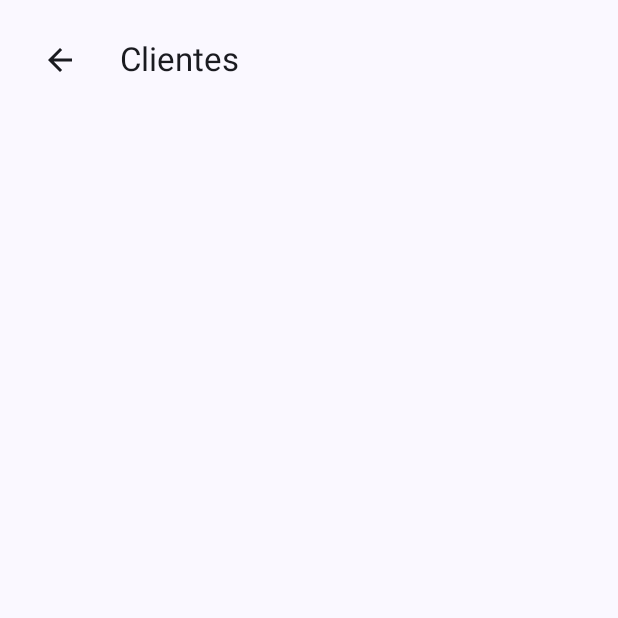
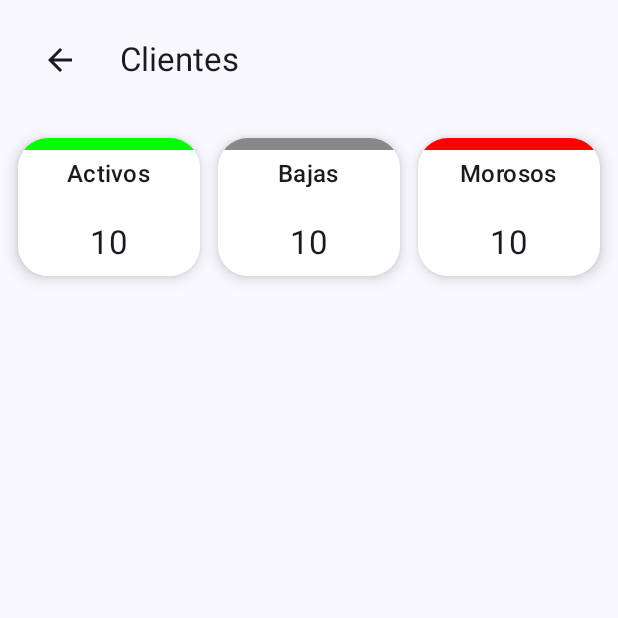
Before and after one commit to Rober-Car/ClientesGestor, an Android app built with Jetpack Compose: the ClientesScreen screen opened through its navigation route, on a phone screen of 412 x 824 dp, the top half of it. Before the commit the part shown is almost empty. Run offline under Robolectric (Android 15) with nearby library versions, the light colour scheme and no system bars.

Commit message:
Diseñando la interfaz

```diff
--- a/app/src/main/java/com/roberto/clientesgestor/ui/clientes/ClientesScreen.kt
+++ b/app/src/main/java/com/roberto/clientesgestor/ui/clientes/ClientesScreen.kt
@@ -19,9 +19,12 @@ import androidx.compose.material3.Text
 import androidx.compose.runtime.Composable
 import androidx.compose.ui.Alignment
 import androidx.compose.ui.Modifier
+import androidx.compose.ui.graphics.Color
 import androidx.compose.ui.unit.dp
 import androidx.navigation.NavController
 import androidx.navigation.NavHostController
+import com.roberto.clientesgestor.navigation.Routes
+import com.roberto.clientesgestor.ui.components.ResumenCard
 
 
 /**
@@ -118,6 +121,48 @@ fun ClientesScreen(
         }
 
 
+            Row(
+                modifier = Modifier
+                    .fillMaxWidth()
+                    .padding(6.dp)
+
+            ) {
+
+                ResumenCard(
+                    "Activos",
+                    10,
+                    Color.Green,
+                    onClick = {
+                        },
+                    modifier = Modifier
+                        .weight(1f)
+                        .padding( 6.dp)
+                )
+
+                ResumenCard(
+                    "Bajas",
+                    10,
+                    color = Color.Gray,
+                    onClick = {
+                        },
+                    modifier = Modifier
+                        .weight(1f)
+                        .padding(6.dp)
+                )
+
+
+                ResumenCard(
+                    "Morosos",
+                    10,
+                    color = Color.Red,
+                    onClick = {
+                       },
+                    modifier = Modifier
+                        .weight(1f)
+                        .padding(  6.dp)
+                )
+            }
+
        }
 
         }
--- /dev/null
+++ b/app/src/main/java/com/roberto/clientesgestor/ui/components/ResumenCard.kt
@@ -0,0 +1,88 @@
+package com.roberto.clientesgestor.ui.components
+
+import androidx.compose.foundation.layout.Column
+import androidx.compose.foundation.layout.Spacer
+import androidx.compose.foundation.layout.fillMaxWidth
+import androidx.compose.foundation.layout.height
+import androidx.compose.foundation.layout.padding
+import androidx.compose.foundation.shape.RoundedCornerShape
+import androidx.compose.material3.Card
+import androidx.compose.material3.CardDefaults
+import androidx.compose.material3.MaterialTheme
+import androidx.compose.material3.Surface
+import androidx.compose.material3.Text
+import androidx.compose.runtime.Composable
+import androidx.compose.ui.Alignment
+import androidx.compose.ui.Modifier
+import androidx.compose.ui.graphics.Color
+import androidx.compose.ui.unit.dp
+
+
+@Composable
+fun ResumenCard(
+
+
+    titulo: String,
+    cantidad : Int,
+    color: Color,
+    onClick: () -> Unit,
+    modifier: Modifier = Modifier
+
+) {
+
+    Card(
+
+
+        onClick = onClick,
+        modifier = modifier,
+        shape = RoundedCornerShape(20.dp),
+        elevation = CardDefaults.cardElevation(
+            defaultElevation = 6.dp),
+        colors = CardDefaults.cardColors(
+            containerColor = androidx.compose.ui.graphics.Color.White
+        )
+
+
+    ){
+
+        Column(
+
+            horizontalAlignment = Alignment.CenterHorizontally
+
+        ){
+            Surface(
+                modifier = Modifier
+                    .fillMaxWidth()
+                    .height(8.dp),
+                color = color
+
+
+
+
+            ){}
+
+            Text(
+                text = titulo,
+                style = MaterialTheme.typography.titleMedium,
+                modifier = Modifier.padding(4.dp)
+            )
+
+
+
+            Spacer(
+                modifier = Modifier.height(8.dp)
+
+            )
+
+
+            Text(
+                text = cantidad.toString(),
+                style = MaterialTheme.typography.titleLarge,
+                modifier = Modifier.padding(8.dp)
+
+            )
+        }
+
+    }
+
+}
```
Also changed, not shown: app/src/main/java/com/roberto/clientesgestor/model/Estado.kt (added, +7 -0 lines), app/src/main/java/com/roberto/clientesgestor/ui/components/ClienteItem.kt (added, +206 -0 lines), app/src/main/java/com/roberto/clientesgestor/ui/home/ResumenCard.kt (deleted, +0 -45 lines).
